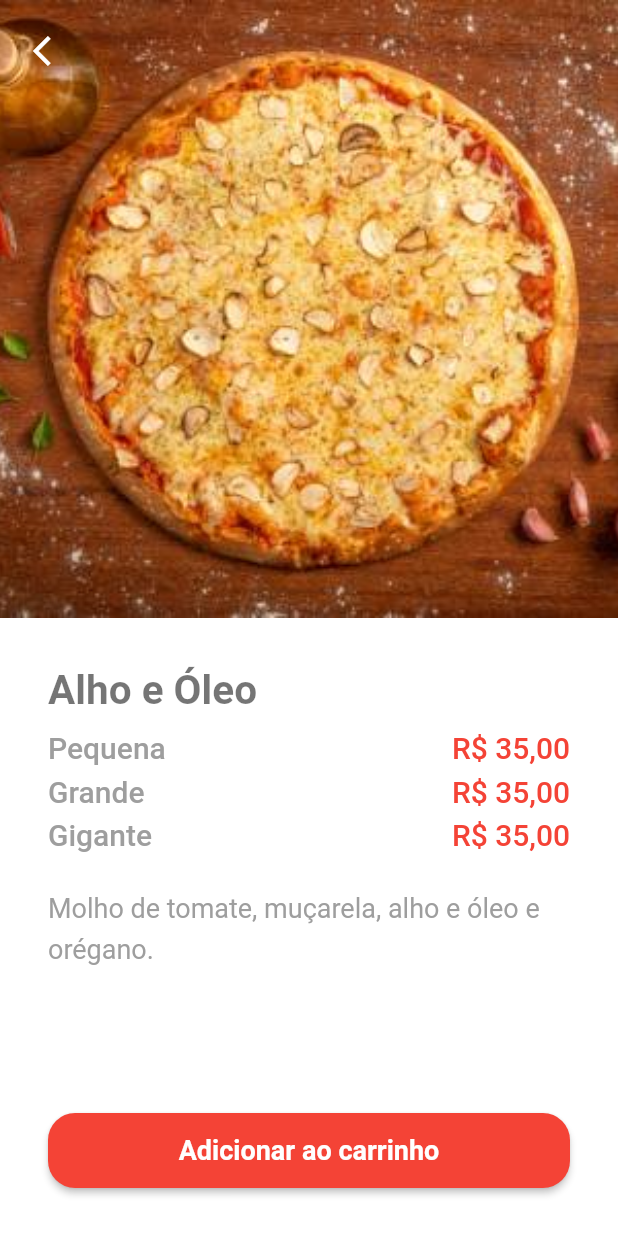
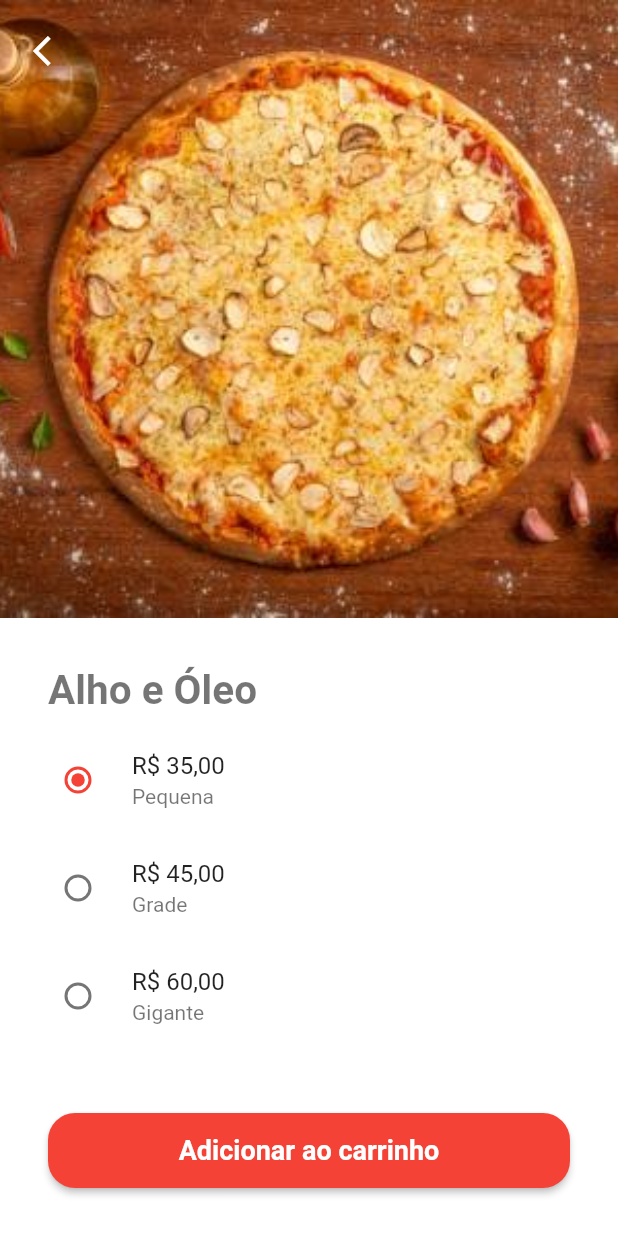
Before and after one commit to abrunaanunes/pizzaria-flutter, a Flutter app: the HomePage screen opened directly, after a tap on "Alho e Óleo", on a phone screen of 412 x 824 dp. Run offline on Flutter 3.47's test engine with Material 2 defaults, Android fonts, the phone set to English and light mode, and no system bars; our stand-ins replace badges, mask_text_input_formatter.

```diff
--- a/lib/src/pages/cart/cart_page.dart
+++ b/lib/src/pages/cart/cart_page.dart
@@ -1,7 +1,7 @@
 import 'package:flutter/material.dart';
 import 'package:gopizza/src/pages/cart/components/product_tile.dart';
-import 'package:gopizza/src/repositories/pizza_repository.dart'
-    as pizza_repository;
+import 'package:gopizza/src/repositories/cart_repository.dart'
+    as cart_repository;
 
 class CartPage extends StatelessWidget {
   const CartPage({super.key});
@@ -22,11 +22,11 @@ class CartPage extends StatelessWidget {
                   child: ListView.separated(
                       itemBuilder: (_, index) {
                         return ProductTile(
-                            product: pizza_repository.products[index]);
+                            product: cart_repository.products[index]);
                       },
                       separatorBuilder: (_, index) =>
                           const SizedBox(height: 10),
-                      itemCount: pizza_repository.products.length),
+                      itemCount: cart_repository.products.length),
                 )),
           ),
           Container(
--- a/lib/src/pages/cart/components/product_tile.dart
+++ b/lib/src/pages/cart/components/product_tile.dart
@@ -1,9 +1,18 @@
 import 'package:flutter/material.dart';
 import 'package:gopizza/src/models/product.dart';
 
-class ProductTile extends StatelessWidget {
+import '../../../services/utils_services.dart';
+
+class ProductTile extends StatefulWidget {
   const ProductTile({super.key, required this.product});
   final Product product;
+
+  @override
+  State<ProductTile> createState() => _ProductTileState();
+}
+
+class _ProductTileState extends State<ProductTile> {
+  UtilsServices utilsServices = UtilsServices();
 
   @override
   Widget build(BuildContext context) {
@@ -28,7 +37,7 @@ class ProductTile extends StatelessWidget {
                   ),
                   image: DecorationImage(
                     fit: BoxFit.cover,
-                    image: AssetImage(product.imgUrl),
+                    image: AssetImage(widget.product.imgUrl),
                   ),
                 ),
               ),
@@ -41,7 +50,7 @@ class ProductTile extends StatelessWidget {
                   children: [
                     Expanded(
                       child: Text(
-                        product.name,
+                        widget.product.name,
                         style: const TextStyle(
                           fontSize: 18,
                           fontWeight: FontWeight.bold,
@@ -49,10 +58,12 @@ class ProductTile extends StatelessWidget {
                       ),
                     ),
                     SizedBox(
-                        child: Row(children: const [
+                        child: Row(children: [
                       Text(
-                        "35,00",
-                        style: TextStyle(
+                        utilsServices.priceToCurrency(
+                          widget.product.price.large,
+                        ),
+                        style: const TextStyle(
                           fontSize: 16,
                           fontWeight: FontWeight.bold,
                           color: Colors.red,
--- a/lib/src/pages/home/home_page.dart
+++ b/lib/src/pages/home/home_page.dart
@@ -43,7 +43,7 @@ class _HomePageState extends State<HomePage> {
                 child: Badge(
                   badgeColor: Colors.redAccent,
                   badgeContent: const Text(
-                    '2',
+                    '3',
                     style: TextStyle(color: Colors.white, fontSize: 12),
                   ),
                   child: const Icon(
--- a/lib/src/pages/product/components/price_tile.dart
+++ b/lib/src/pages/product/components/price_tile.dart
@@ -2,94 +2,61 @@ import 'package:flutter/material.dart';
 import 'package:gopizza/src/models/product.dart';
 import 'package:gopizza/src/services/utils_services.dart';
 
-class PriceTile extends StatelessWidget {
+class PriceTile extends StatefulWidget {
   PriceTile({super.key, required this.product});
+  final Product product;
+
+  @override
+  State<PriceTile> createState() => _PriceTileState();
+}
+
+class _PriceTileState extends State<PriceTile> {
   UtilsServices utilsServices = UtilsServices();
-  final Product product;
+
+  int _value = 1;
 
   @override
   Widget build(BuildContext context) {
     return Padding(
       padding: const EdgeInsets.only(top: 8),
       child: Column(
+        crossAxisAlignment: CrossAxisAlignment.stretch,
         children: [
-          Padding(
-            padding: const EdgeInsets.symmetric(vertical: 3),
-            child: Row(
-              mainAxisAlignment: MainAxisAlignment.spaceBetween,
-              children: [
-                const Text(
-                  "Pequena",
-                  style: TextStyle(
-                    color: Colors.grey,
-                    fontSize: 20,
-                    fontWeight: FontWeight.w500,
-                  ),
-                ),
-                Text(
-                  utilsServices.priceToCurrency(
-                    product.price.small,
-                  ),
-                  style: const TextStyle(
-                    color: Colors.red,
-                    fontSize: 20,
-                    fontWeight: FontWeight.w500,
-                  ),
-                ),
-              ],
+          RadioListTile(
+            contentPadding: EdgeInsets.zero,
+            value: 1,
+            groupValue: _value,
+            onChanged: (val) => setState(() => _value = val as int),
+            title: Text(
+              utilsServices.priceToCurrency(
+                widget.product.price.small,
+              ),
             ),
+            subtitle: const Text("Pequena"),
           ),
-          Padding(
-            padding: const EdgeInsets.symmetric(vertical: 3),
-            child: Row(
-              mainAxisAlignment: MainAxisAlignment.spaceBetween,
-              children: [
-                const Text(
-                  "Grande",
-                  style: TextStyle(
-                    color: Colors.grey,
-                    fontSize: 20,
-                    fontWeight: FontWeight.w500,
-                  ),
-                ),
-                Text(
-                  utilsServices.priceToCurrency(
-                    product.price.small,
-                  ),
-                  style: const TextStyle(
-                    color: Colors.red,
-                    fontSize: 20,
-                    fontWeight: FontWeight.w500,
-                  ),
-                ),
-              ],
+          RadioListTile(
+            contentPadding: EdgeInsets.zero,
+            value: 2,
+            groupValue: _value,
+            onChanged: (val) => setState(() => _value = val as int),
+            title: Text(
+              utilsServices.priceToCurrency(
+                widget.product.price.large,
+              ),
             ),
+            subtitle: const Text("Grade"),
           ),
-          Padding(
-            padding: const EdgeInsets.symmetric(vertical: 3),
-            child: Row(
-              mainAxisAlignment: MainAxisAlignment.spaceBetween,
-              children: [
-                const Text(
-                  "Gigante",
-                  style: TextStyle(
-                    color: Colors.grey,
-                    fontSize: 20,
-                    fontWeight: FontWeight.w500,
-                  ),
-                ),
-                Text(
-                  utilsServices.priceToCurrency(
-                    product.price.small,
-                  ),
-                  style: const TextStyle(
-                    color: Colors.red,
-                    fontSize: 20,
-                    fontWeight: FontWeight.w500,
-                  ),
-                ),
-              ],
+          RadioListTile(
+            contentPadding: EdgeInsets.zero,
+            value: 3,
+            groupValue: _value,
+            onChanged: (val) => setState(() => _value = val as int),
+            title: Text(
+              utilsServices.priceToCurrency(
+                widget.product.price.extraLarge,
+              ),
             ),
+            subtitle: const Text("Gigante"),
           ),
         ],
       ),
```
